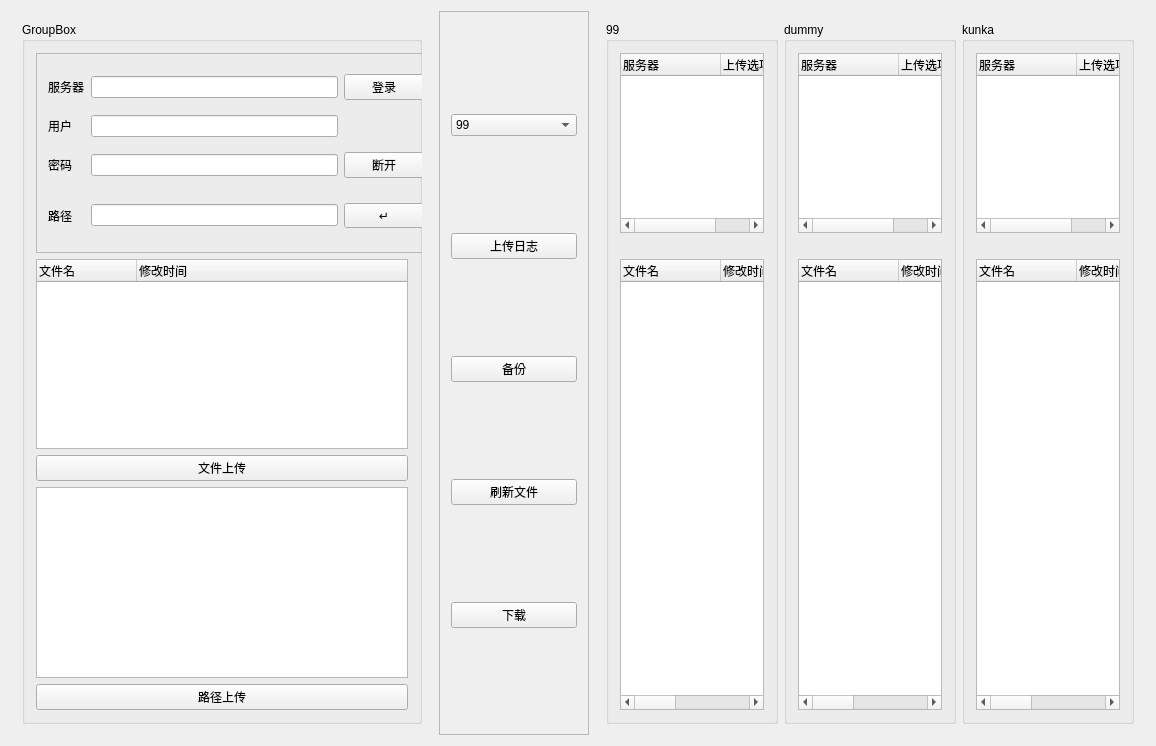
Above: mainwindow.ui from zwjwhxz/SFTPTool before the change. Below: the same form after it.
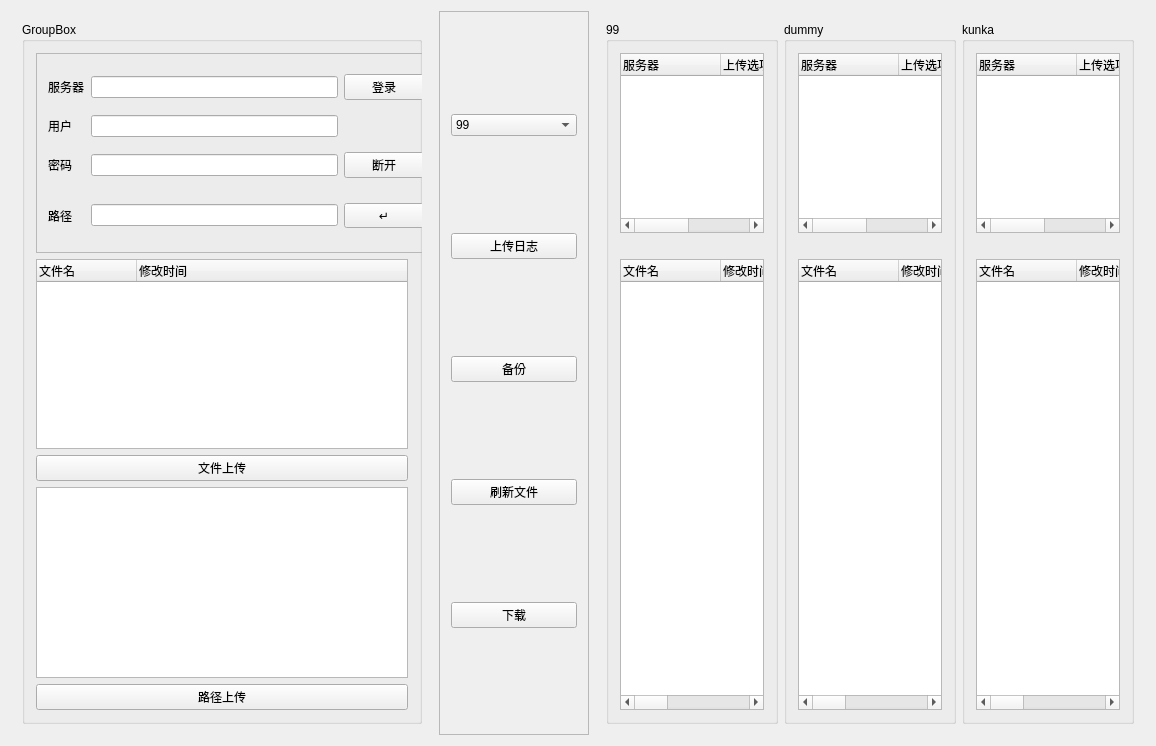
That is the form after the change.

What changed in the file:
```diff
--- a/mainwindow.ui
+++ b/mainwindow.ui
@@ -369,6 +369,11 @@
               <string>上传选项</string>
              </property>
             </column>
+            <column>
+             <property name="text">
+              <string>备注</string>
+             </property>
+            </column>
            </widget>
           </item>
           <item row="1" column="0">
@@ -400,6 +405,11 @@
               <string>所属用户</string>
              </property>
             </column>
+            <column>
+             <property name="text">
+              <string>文件大小</string>
+             </property>
+            </column>
            </widget>
           </item>
          </layout>
@@ -457,6 +467,11 @@
               <string>所属用户</string>
              </property>
             </column>
+            <column>
+             <property name="text">
+              <string>文件大小</string>
+             </property>
+            </column>
            </widget>
           </item>
           <item row="2" column="0">
@@ -490,6 +505,11 @@
               <string>上传选项</string>
              </property>
             </column>
+            <column>
+             <property name="text">
+              <string>备注</string>
+             </property>
+            </column>
            </widget>
           </item>
          </layout>
@@ -549,6 +569,11 @@
               <string>上传选项</string>
              </property>
             </column>
+            <column>
+             <property name="text">
+              <string>备注</string>
+             </property>
+            </column>
            </widget>
           </item>
           <item row="3" column="0">
@@ -573,6 +598,11 @@
               <string>所属用户</string>
              </property>
             </column>
+            <column>
+             <property name="text">
+              <string>文件大小</string>
+             </property>
+            </column>
            </widget>
           </item>
           <item row="2" column="0">
```
